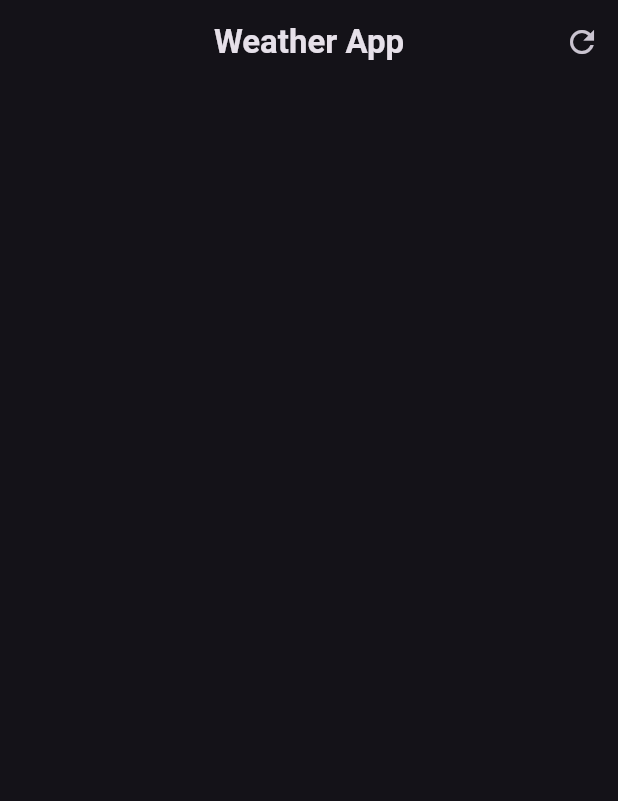
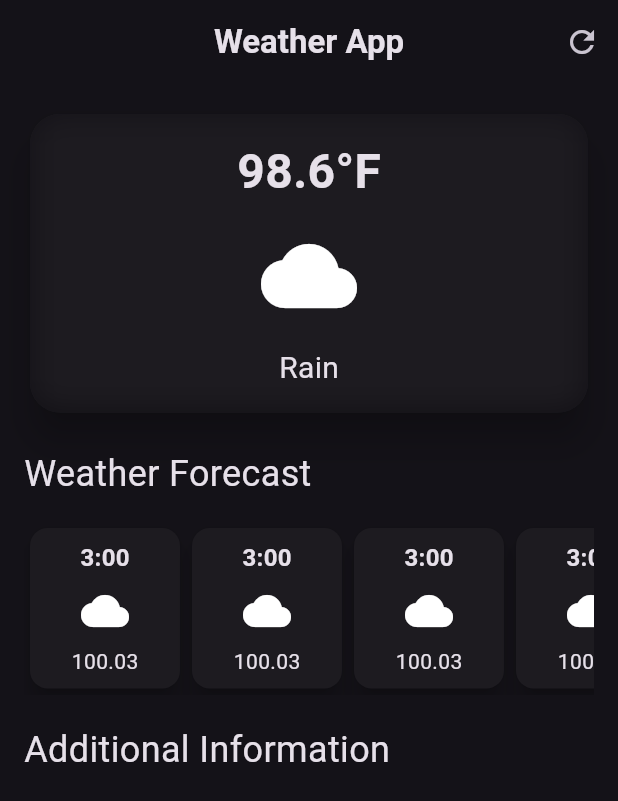
Before and after one commit to princechaudhary874/Flutter_Projects, a Flutter app: the screen it shows after launch, on a phone screen of 412 x 824 dp. Shown: the top 801 px of the screen. Run offline on Flutter 3.47's test engine with Material 3 defaults, Android fonts, the phone set to English and light mode, and no system bars.

Commit message:
creating main card section and weather forecast section of weather app

```diff
--- a/lib/main.dart
+++ b/lib/main.dart
@@ -10,7 +10,7 @@ class MyApp extends StatelessWidget {
   @override
   Widget build(BuildContext context) {
     return  MaterialApp(
-      debugShowCheckedModeBanner: true,
+      debugShowCheckedModeBanner: false,
       theme: ThemeData.dark(useMaterial3: true),//useMaterial3 is latest version of material design
       home:  const WeatherScreen(),
     );
--- a/lib/weather_app.dart
+++ b/lib/weather_app.dart
@@ -1,3 +1,5 @@
+import 'dart:ui';
+
 import 'package:flutter/material.dart';
 
 class WeatherScreen extends StatelessWidget {
@@ -21,6 +23,140 @@ class WeatherScreen extends StatelessWidget {
           )
         ],
       ),
+      body: Padding(
+        padding: const EdgeInsets.all(16.0),
+        child: Column(
+          crossAxisAlignment: CrossAxisAlignment.start,
+          children: [
+            // main card
+            SizedBox(
+              width: double.infinity,
+              child: Card(
+                elevation: 10,
+                shape: RoundedRectangleBorder(
+                  borderRadius: BorderRadius.circular(20),
+                ),
+                child: ClipRRect(
+                  borderRadius: BorderRadius.circular(20),
+                  child: BackdropFilter(
+                    filter: ImageFilter.blur(sigmaX: 10, sigmaY: 10),
+                    child: const Padding(
+                      padding: EdgeInsets.all(15.0),
+                      child: Column(
+                        children: [
+                          Text(
+                            '98.6°F',
+                            style: TextStyle(
+                              fontSize: 32,
+                              fontWeight: FontWeight.bold,
+                            ),
+                          ),
+                          SizedBox(
+                            height: 15,
+                          ),
+                          // setting cloud
+                          Icon(
+                            Icons.cloud,
+                            size: 64,
+                          ),
+                          SizedBox(
+                            height: 15,
+                          ),
+
+                          Text(
+                            'Rain',
+                            style: TextStyle(
+                              fontSize: 20,
+                            ),
+                          )
+                        ],
+                      ),
+                    ),
+                  ),
+                ),
+              ),
+            ),
+            // for gap
+            const SizedBox(
+              height: 20,
+            ),
+            // weather forecast card
+            const Text(
+              'Weather Forecast',
+              style: TextStyle(
+                fontSize: 24,
+              ),
+            ),
+            const SizedBox(
+              height: 15,
+            ),
+            const SingleChildScrollView(
+              scrollDirection: Axis.horizontal,
+              child: Row(
+                children: [
+                  HourlyForecastItem(),
+                  HourlyForecastItem(),
+                  HourlyForecastItem(),
+                  HourlyForecastItem(),
+                  HourlyForecastItem(),
+                ],
+              ),
+            ),
+
+            const SizedBox(
+              height: 20,
+            ),
+            // additional information
+           const Text(
+              'Additional Information',
+              style: TextStyle(
+                fontSize: 24,
+              ),
+            ),
+          ],
+        ),
+      ),
     );
   }
 }
+
+// weather forecast card widget
+class HourlyForecastItem extends StatelessWidget {
+  const HourlyForecastItem({super.key});
+
+  @override
+  Widget build(BuildContext context) {
+    return Card(
+      elevation: 6,
+      child: Container(
+        width: 100,
+        padding: const EdgeInsets.all(8.0),
+        decoration: BoxDecoration(
+          borderRadius: BorderRadius.circular(12),
+        ),
+        child: const Column(
+          children: [
+            Text(
+              '3:00',
+              style: TextStyle(
+                fontSize: 16,
+                fontWeight: FontWeight.bold,
+              ),
+            ),
+            SizedBox(
+              height: 8,
+            ),
+            Icon(
+              Icons.cloud,
+              size: 32,
+            ),
+            SizedBox(
+              height: 8,
+            ),
+            Text('100.03')
+          ],
+        ),
+      ),
+    );
+  }
+}
```
